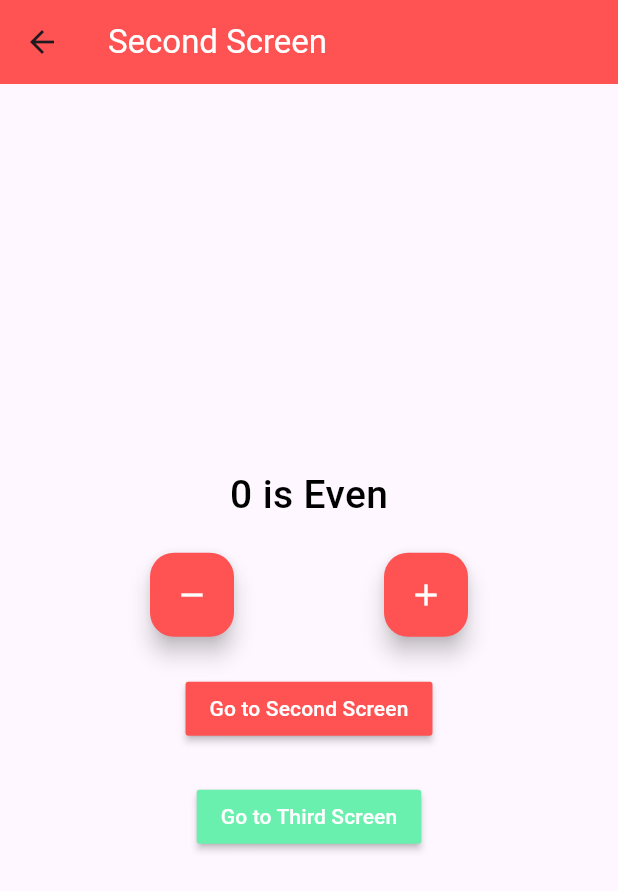
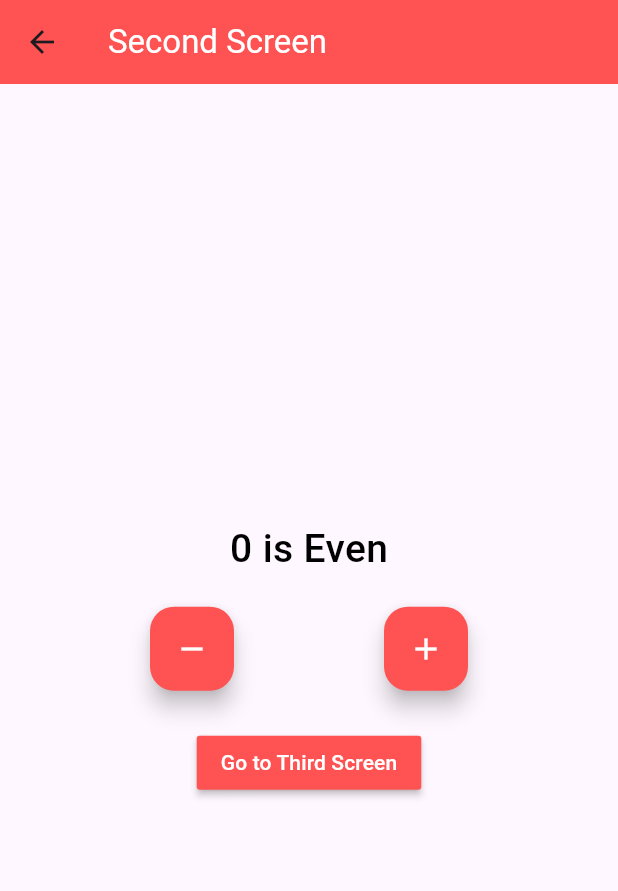
Before and after one commit to suheerthedev/learning-bloc, a Flutter app: the screen it shows after launch, after a tap on the "remove" icon, after a tap on the "add" icon, after a tap on "Go to Second Screen", on a phone screen of 412 x 824 dp. Shown: the top 891 px of the screen. Run offline on Flutter 3.47's test engine with Material 3 defaults, Android fonts, the phone set to English and light mode, and no system bars; our stand-ins replace bloc, equatable, flutter_bloc.

Commit message:
Implemented Geenrated Route Routing

```diff
--- a/lib/presentation/router/app_router.dart
+++ b/lib/presentation/router/app_router.dart
@@ -2,6 +2,8 @@ import 'package:flutter/material.dart';
 import 'package:flutter_bloc/flutter_bloc.dart';
 import 'package:learning_bloc/logic/cubit/counter_cubit.dart';
 import 'package:learning_bloc/presentation/screens/home_screen.dart';
+import 'package:learning_bloc/presentation/screens/second_screen.dart';
+import 'package:learning_bloc/presentation/screens/third_screen.dart';
 
 class AppRouter {
   final CounterCubit _counterCubit = CounterCubit();
@@ -19,14 +21,20 @@ class AppRouter {
         return MaterialPageRoute(
           builder: (_) => BlocProvider.value(
             value: _counterCubit,
-            child: HomeScreen(title: 'Second Screen', color: Colors.redAccent),
+            child: SecondScreen(
+              title: 'Second Screen',
+              color: Colors.redAccent,
+            ),
           ),
         );
       case '/third':
         return MaterialPageRoute(
           builder: (_) => BlocProvider.value(
             value: _counterCubit,
-            child: HomeScreen(title: 'Third Screen', color: Colors.greenAccent),
+            child: ThirdScreen(
+              title: 'Third Screen',
+              color: Colors.greenAccent,
+            ),
           ),
         );
 
```
